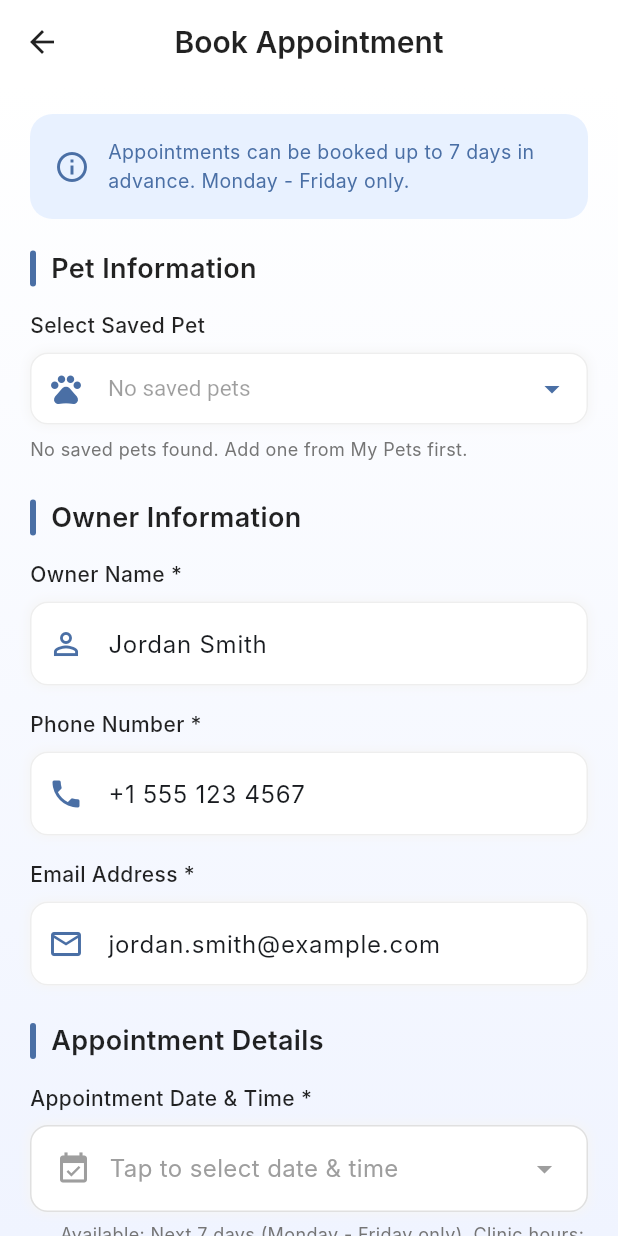
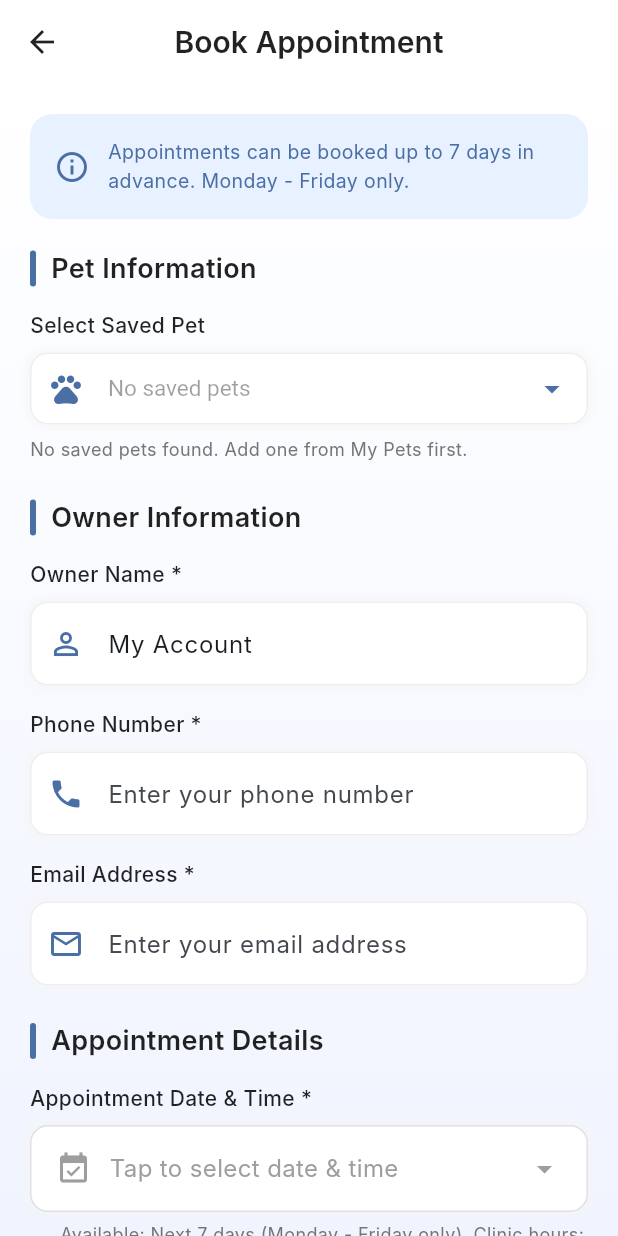
Before and after one commit to Zhyaromer/veterinary-clinic, a Flutter app: the AppointmentsScreen screen opened directly, after a tap on "Book First Appointment", on a phone screen of 412 x 824 dp. Run offline on Flutter 3.47's test engine with Material 3 defaults, Android fonts, the phone set to English and light mode, and no system bars; our stand-ins replace cloud_firestore, firebase_auth, firebase_core, google_maps_flutter; accounts and stored records are empty; Roboto replaces fonts that are missing (Inter).

Commit message:
appointments page is done

```diff
--- a/lib/screens/appointments/appointments_screen.dart
+++ b/lib/screens/appointments/appointments_screen.dart
@@ -1,7 +1,10 @@
 import 'package:flutter/material.dart';
+import 'package:provider/provider.dart';
 import '../../widgets/appointment_widgets.dart';
 import '../../models/appointment.dart';
+import '../../providers/auth_provider.dart';
 import '../../services/appointments_firestore_service.dart';
+import 'appointment_history_screen.dart';
 import 'book_appointment_screen.dart';
 
 class AppointmentsScreen extends StatefulWidget {
@@ -65,8 +68,14 @@ class _AppointmentsScreenState extends State<AppointmentsScreen> {
     );
 
     if (result is Appointment) {
+      final user = context.read<AuthProvider>().user;
+      if (user == null) return;
+
       try {
-        await _appointmentsService.addAppointment(result);
+        await _appointmentsService.addAppointmentForUser(
+          ownerId: user.uid,
+          appointment: result,
+        );
         if (!mounted) return;
         ScaffoldMessenger.of(context).showSnackBar(
           const SnackBar(
@@ -88,12 +97,16 @@ class _AppointmentsScreenState extends State<AppointmentsScreen> {
 
   @override
   Widget build(BuildContext context) {
+    final user = context.watch<AuthProvider>().user;
+
     return Scaffold(
       backgroundColor: Colors.grey.shade50,
       body: Padding(
         padding: const EdgeInsets.all(16),
         child: StreamBuilder<List<Appointment>>(
-          stream: _appointmentsService.getAppointmentsStream(),
+          stream: user == null
+              ? const Stream<List<Appointment>>.empty()
+              : _appointmentsService.getAppointmentsStreamForUser(user.uid),
           builder: (context, snapshot) {
             if (snapshot.connectionState == ConnectionState.waiting) {
               return const Center(child: CircularProgressIndicator());
@@ -103,30 +116,100 @@ class _AppointmentsScreenState extends State<AppointmentsScreen> {
               return Center(child: Text('Error: ${snapshot.error}'));
             }
 
-            final appointments = snapshot.data ?? [];
-            if (appointments.isEmpty) {
-              return EmptyAppointmentsWidget(
+            final allAppointments = snapshot.data ?? [];
+            final todayStart = DateTime(
+              DateTime.now().year,
+              DateTime.now().month,
+              DateTime.now().day,
+            );
+
+            final upcomingAppointments =
+                allAppointments
+                    .where((a) => !a.appointmentDate.isBefore(todayStart))
+                    .toList()
+                  ..sort((a, b) {
+                    final cmp = a.appointmentDate.compareTo(b.appointmentDate);
+                    if (cmp != 0) return cmp;
+                    final aMins =
+                        a.appointmentTime.hour * 60 + a.appointmentTime.minute;
+                    final bMins =
+                        b.appointmentTime.hour * 60 + b.appointmentTime.minute;
+                    return aMins.compareTo(bMins);
+                  });
+
+            if (upcomingAppointments.isEmpty) {
+              return Column(
+                crossAxisAlignment: CrossAxisAlignment.start,
+                children: [
+                  Row(
+                    mainAxisAlignment: MainAxisAlignment.spaceBetween,
+                    children: [
+                      const Text(
+                        'Upcoming Appointments (0)',
+                        style: TextStyle(
+                          fontSize: 18,
+                          fontWeight: FontWeight.w600,
+                          color: Colors.black87,
+                        ),
+                      ),
+                      TextButton.icon(
+                        onPressed: () {
+                          Navigator.push(
+                            context,
+                            MaterialPageRoute(
+                              builder: (_) => const AppointmentHistoryScreen(),
+                            ),
+                          );
+                        },
+                        icon: const Icon(Icons.history),
+                        label: const Text('History'),
+                      ),
+                    ],
+                  ),
+                  const SizedBox(height: 16),
+                  Expanded(
+                    child: EmptyAppointmentsWidget(
                       onBookAppointment: _navigateToBookAppointment,
+                    ),
+                  ),
+                ],
               );
             }
 
             return Column(
               crossAxisAlignment: CrossAxisAlignment.start,
               children: [
+                Row(
+                  mainAxisAlignment: MainAxisAlignment.spaceBetween,
+                  children: [
                     Text(
-                  'Upcoming Appointments (${appointments.length})',
+                      'Upcoming Appointments (${upcomingAppointments.length})',
                       style: const TextStyle(
                         fontSize: 18,
                         fontWeight: FontWeight.w600,
                         color: Colors.black87,
                       ),
                     ),
+                    TextButton.icon(
+                      onPressed: () {
+                        Navigator.push(
+                          context,
+                          MaterialPageRoute(
+                            builder: (_) => const AppointmentHistoryScreen(),
+                          ),
+                        );
+                      },
+                      icon: const Icon(Icons.history),
+                      label: const Text('History'),
+                    ),
+                  ],
+                ),
                 const SizedBox(height: 16),
                 Expanded(
                   child: ListView.builder(
-                    itemCount: appointments.length,
+                    itemCount: upcomingAppointments.length,
                     itemBuilder: (context, index) {
-                      final appointment = appointments[index];
+                      final appointment = upcomingAppointments[index];
                       return AppointmentCard(
                         appointment: appointment,
                         onDelete: () => _deleteAppointment(appointment),
--- a/lib/screens/appointments/book_appointment_screen.dart
+++ b/lib/screens/appointments/book_appointment_screen.dart
@@ -1,8 +1,10 @@
 import 'package:flutter/material.dart';
 import '../../models/appointment.dart';
 import 'package:intl/intl.dart';
+import 'package:provider/provider.dart';
 
 import '../../models/my_pet.dart';
+import '../../providers/auth_provider.dart';
 import '../../services/mypets_firestore_service.dart';
 
 class BookAppointmentScreen extends StatefulWidget {
@@ -14,6 +16,8 @@ class BookAppointmentScreen extends StatefulWidget {
 
 class _BookAppointmentScreenState extends State<BookAppointmentScreen> {
   final MyPetsFirestoreService _myPetsService = MyPetsFirestoreService();
+
+  bool _prefilledFromAccount = false;
 
   final _formKey = GlobalKey<FormState>();
   final TextEditingController _ownerNameController = TextEditingController();
@@ -67,12 +71,26 @@ class _BookAppointmentScreenState extends State<BookAppointmentScreen> {
   void initState() {
     super.initState();
 
-    _ownerNameController.text = 'Jordan Smith';
-    _phoneController.text = '+1 555 123 4567';
-    _emailController.text = 'jordan.smith@example.com';
+    _phoneController.text = '';
+    _phoneNumber = '';
+  }
+
+  @override
+  void didChangeDependencies() {
+    super.didChangeDependencies();
+
+    if (_prefilledFromAccount) return;
+    final user = context.read<AuthProvider>().user;
+    if (user == null) return;
+
+    final name = (user.displayName ?? '').trim();
+    final email = (user.email ?? '').trim();
+
+    _ownerNameController.text = name.isNotEmpty ? name : 'My Account';
+    _emailController.text = email;
     _ownerName = _ownerNameController.text;
-    _phoneNumber = _phoneController.text;
     _email = _emailController.text;
+    _prefilledFromAccount = true;
   }
 
   @override
@@ -541,6 +559,7 @@ class _BookAppointmentScreenState extends State<BookAppointmentScreen> {
                     hint: 'Enter your full name',
                     icon: Icons.person_outline,
                     controller: _ownerNameController,
+                    readOnly: true,
                     onChanged: (value) {
                       setState(() {
                         _ownerName = value;
@@ -582,6 +601,7 @@ class _BookAppointmentScreenState extends State<BookAppointmentScreen> {
                     icon: Icons.email_outlined,
                     controller: _emailController,
                     keyboardType: TextInputType.emailAddress,
+                    readOnly: true,
                     onChanged: (value) {
                       setState(() {
                         _email = value;
@@ -1028,6 +1048,7 @@ class _BookAppointmentScreenState extends State<BookAppointmentScreen> {
     String? initialValue,
     FormFieldValidator<String>? validator,
     TextInputType keyboardType = TextInputType.text,
+    bool readOnly = false,
   }) {
     return Column(
       crossAxisAlignment: CrossAxisAlignment.start,
@@ -1056,6 +1077,7 @@ class _BookAppointmentScreenState extends State<BookAppointmentScreen> {
             focusNode: focusNode,
             controller: controller,
             initialValue: controller == null ? initialValue : null,
+            readOnly: readOnly,
             decoration: InputDecoration(
               hintText: hint,
               filled: true,
--- a/lib/services/appointments_firestore_service.dart
+++ b/lib/services/appointments_firestore_service.dart
@@ -36,6 +36,21 @@ class AppointmentsFirestoreService {
 
   final String _collectionName = 'appointments';
 
+  Stream<List<Appointment>> getAppointmentsStreamForUser(
+    String ownerId,
+  ) async* {
+    await _ensureInitialized();
+    yield* _firestore
+        .collection(_collectionName)
+        .where('ownerId', isEqualTo: ownerId)
+        .snapshots()
+        .map((snapshot) {
+          final items = snapshot.docs.map((doc) => _fromDoc(doc)).toList();
+          items.sort((a, b) => b.createdAt.compareTo(a.createdAt));
+          return items;
+        });
+  }
+
   Stream<List<Appointment>> getAppointmentsStream() async* {
     await _ensureInitialized();
     yield* _firestore
@@ -61,6 +76,17 @@ class AppointmentsFirestoreService {
     final docRef = await _firestore
         .collection(_collectionName)
         .add(_toMap(appointment, isUpdate: false));
+    return docRef.id;
+  }
+
+  Future<String> addAppointmentForUser({
+    required String ownerId,
+    required Appointment appointment,
+  }) async {
+    await _ensureInitialized();
+    final docRef = await _firestore
+        .collection(_collectionName)
+        .add(_toMap(appointment, isUpdate: false, ownerId: ownerId));
     return docRef.id;
   }
 
@@ -118,8 +144,10 @@ class AppointmentsFirestoreService {
   Map<String, dynamic> _toMap(
     Appointment appointment, {
     required bool isUpdate,
+    String? ownerId,
   }) {
     final map = <String, dynamic>{
+      if (ownerId != null) 'ownerId': ownerId,
       'petName': appointment.petName,
       'ownerName': appointment.ownerName,
       'phoneNumber': appointment.phoneNumber,
```
Also changed, not shown: lib/screens/appointments/appointment_history_screen.dart (added, +80 -0 lines). Lines whose indentation alone changed are shown as unchanged.
